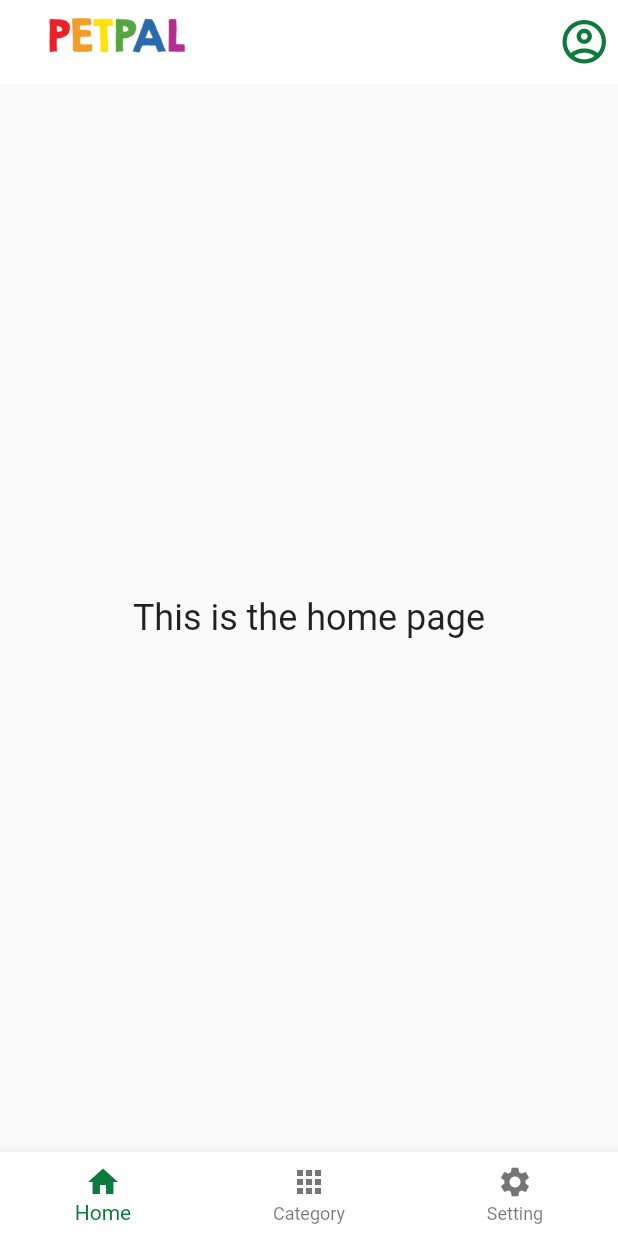
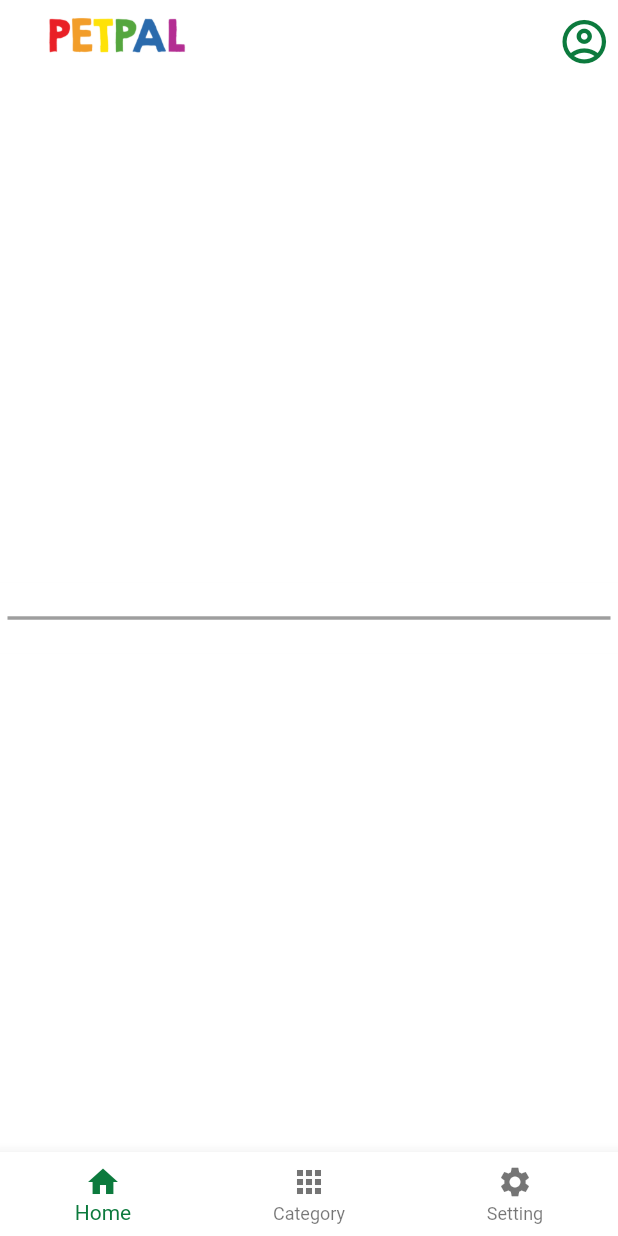
Before and after one commit to bohyeon9888/petpal_dummypage, a Flutter app: the screen it shows after launch, on a phone screen of 412 x 824 dp. Run offline on Flutter 3.47's test engine with Material 2 defaults, Android fonts, the phone set to English and light mode, and no system bars.

Commit message:
add Divider

```diff
--- a/lib/main.dart
+++ b/lib/main.dart
@@ -39,19 +39,6 @@ class MyHomePage extends StatefulWidget {
 }
 
 class _MyHomePageState extends State<MyHomePage> {
-  int _counter = 0;
-
-  void _incrementCounter() {
-    setState(() {
-      // This call to setState tells the Flutter framework that something has
-      // changed in this State, which causes it to rerun the build method below
-      // so that the display can reflect the updated values. If we changed
-      // _counter without calling setState(), then the build method would not be
-      // called again, and so nothing would appear to happen.
-      _counter++;
-    });
-  }
-
   @override
   Widget build(BuildContext context) {
     final double deviceWidth = MediaQuery.of(context).size.width;
@@ -87,19 +74,49 @@ class _MyHomePageState extends State<MyHomePage> {
       ],
     );
 
-    final pagebody = const Center(
-      child: Text(
-        'This is the home page',
-        style: TextStyle(fontSize: 24),
-      ),
-    );
-
     return Scaffold(
       appBar: appbar,
-      body: pagebody,
+      body: const MainPage(),
       bottomNavigationBar: NavBar(
         currentIndex: 0,
       ),
     );
   }
 }
+
+class MainPage extends StatelessWidget {
+  const MainPage({super.key});
+
+  @override
+  Widget build(BuildContext context) {
+    return Column(
+      children: [
+        Expanded(
+          flex: 7,
+          child: Container(
+            color: AppColor.whiteColor,
+          ),
+        ),
+        Expanded(
+          flex: 1,
+          child: Container(
+            color: AppColor.whiteColor,
+            // ignore: prefer_const_constructors
+            child: FractionallySizedBox(
+              heightFactor: 0.3,
+              alignment: FractionalOffset.center,
+              child: const Divider(
+                  indent: 5, endIndent: 5, color: Colors.grey, thickness: 2.3),
+            ),
+          ),
+        ),
+        Expanded(
+          flex: 7,
+          child: Container(
+            color: AppColor.whiteColor,
+          ),
+        )
+      ],
+    );
+  }
+}
```
